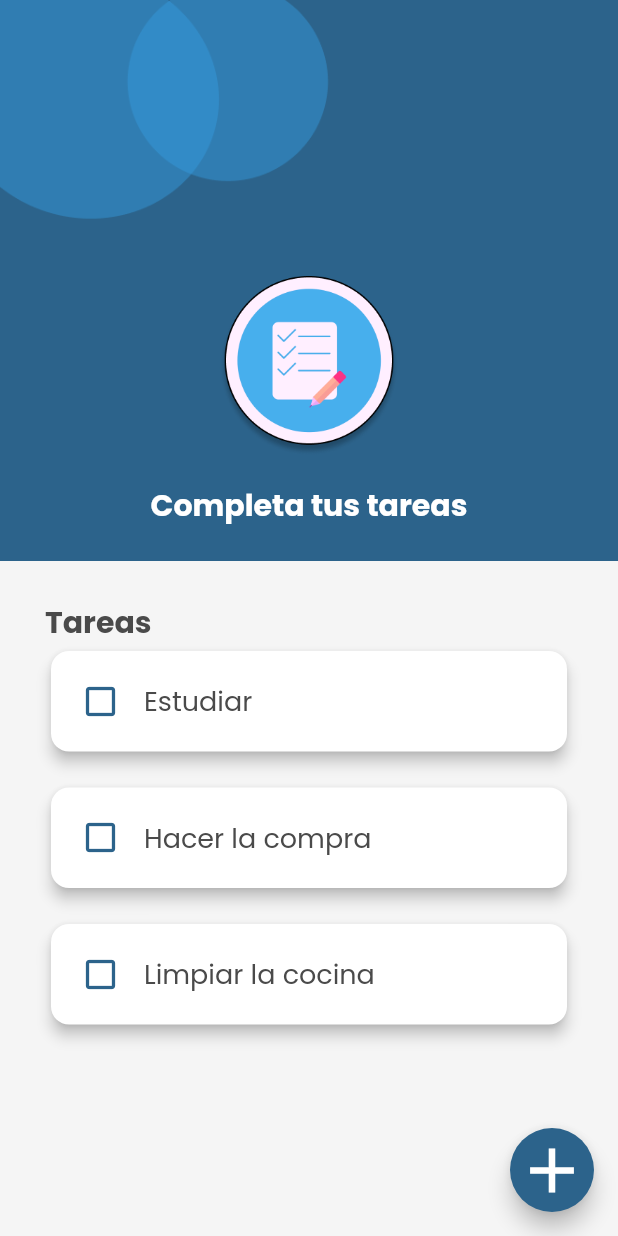
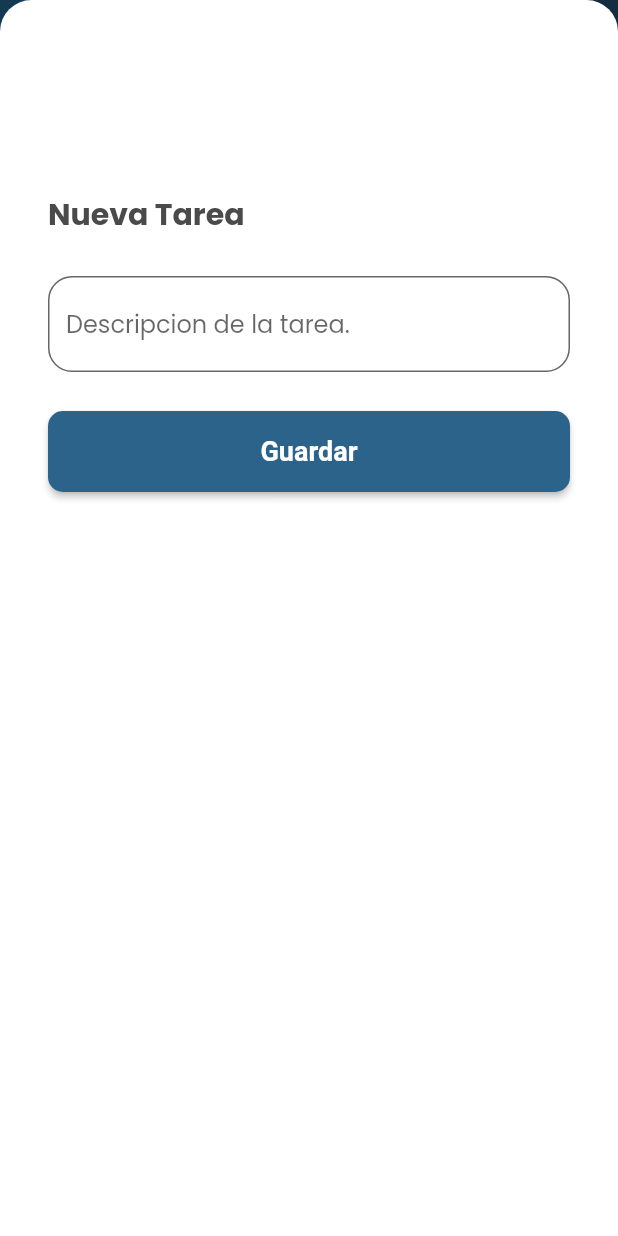
Before and after one commit to lucamc/ToDo-flutter, a Flutter app: the TaskListPage screen opened directly, after a tap on the "add" icon, on a phone screen of 412 x 824 dp. Run offline on Flutter 3.47's test engine with Material 2 defaults, Android fonts, the phone set to English and light mode, and no system bars.

Commit message:
Add modal in task list

```diff
--- a/lib/app/pages/taskList/task_list_page.dart
+++ b/lib/app/pages/taskList/task_list_page.dart
@@ -3,6 +3,7 @@ import 'package:to_do_list/app/model/task.dart';
 import 'package:to_do_list/app/pages/components/shape.dart';
 import 'package:to_do_list/app/pages/components/title-principal.dart';
 
+//Page Task List
 class TaskListPage extends StatefulWidget {
   const TaskListPage({Key? key}) : super(key: key);
 
@@ -11,18 +12,30 @@ class TaskListPage extends StatefulWidget {
 }
 
 class _TaskListPageState extends State<TaskListPage> {
+  final taskList = <Task>[];
+
   @override
   Widget build(BuildContext context) {
     return Scaffold(
       body: Column(
-        children: const [
-          _Header(),
-          Expanded(child: _TaskList()),
+        children: [
+          const _Header(),
+          Expanded(child: _TaskList(taskList, onTaskDoneChange: (task) {
+            task.done = !task.done;
+            setState(() {
+
+            });
+          },
+          )
+          ),
         ],
       ),
       floatingActionButton: FloatingActionButton(
-        backgroundColor: Theme.of(context).colorScheme.primary,
-        onPressed: () {},
+        backgroundColor: Theme
+            .of(context)
+            .colorScheme
+            .primary,
+        onPressed: () => _showNewTaskModal(context),
         child: const Icon(
           Icons.add,
           size: 50,
@@ -30,8 +43,84 @@ class _TaskListPageState extends State<TaskListPage> {
       ),
     );
   }
+
+  //Metodo para renderizar un modal
+  void _showNewTaskModal(BuildContext context) {
+    //Para mostrar una modal
+    showModalBottomSheet(
+      context: context,
+      isScrollControlled: true,
+      builder: (_) =>
+          _NewtaskModal(
+            onTaskCreated: (Task task) {
+              setState(() {
+                taskList.add(task);
+              });
+            },
+          ),
+    );
+  }
 }
 
+//Task Modal para agregar tareas
+class _NewtaskModal extends StatelessWidget {
+  _NewtaskModal({Key? key, required this.onTaskCreated}) : super(key: key);
+
+  final _controller = TextEditingController();
+  final void Function(Task task) onTaskCreated;
+
+  @override
+  Widget build(BuildContext context) {
+    return Container(
+      padding: EdgeInsets.symmetric(
+        horizontal: 32,
+        vertical: 128,
+      ),
+      decoration: BoxDecoration(
+          color: Colors.white,
+          borderRadius: BorderRadius.vertical(top: Radius.circular(21))),
+      child: Column(
+        crossAxisAlignment: CrossAxisAlignment.start,
+        children: [
+          TitlePricipal(text: 'Nueva Tarea'),
+          SizedBox(
+            height: 26,
+          ),
+          //Campo para añadir texto TextField()
+          SingleChildScrollView(
+            child: TextField(
+              controller: _controller,
+              decoration: InputDecoration(
+                  filled: true, //El fondo es un relleno.
+                  fillColor: Colors.white, //El relleno es de color blanco
+                  border: OutlineInputBorder(
+                    borderRadius: BorderRadius.circular(16),
+                  ),
+                  //Placeholder del input
+                  hintText: 'Descripcion de la tarea.'),
+            ),
+          ),
+          SizedBox(
+            height: 26,
+          ),
+          ElevatedButton(
+            onPressed: () {
+              if (_controller.text.isNotEmpty) {
+                final task = Task(_controller.text);
+                onTaskCreated(task);
+                Navigator.of(context).pop();
+              }
+              ;
+            },
+            child: Text('Guardar'),
+          )
+        ],
+      ),
+    );
+  }
+}
+
+//Header del TaskListPage
 class _Header extends StatelessWidget {
   const _Header({
     Key? key,
@@ -43,7 +132,10 @@ class _Header extends StatelessWidget {
       children: [
         Container(
           width: double.infinity,
-          color: Theme.of(context).colorScheme.primary,
+          color: Theme
+              .of(context)
+              .colorScheme
+              .primary,
           child: Column(
             children: [
               Row(
@@ -76,21 +168,15 @@ class _Header extends StatelessWidget {
   }
 }
 
-class _TaskList extends StatefulWidget {
-  const _TaskList({
+//Task List el cual tiene un ListView
+class _TaskList extends StatelessWidget {
+  const _TaskList(this.taskList, {
+    required this.onTaskDoneChange,
     Key? key,
   }) : super(key: key);
 
-  @override
-  State<_TaskList> createState() => _TaskListState();
-}
-
-class _TaskListState extends State<_TaskList> {
-  final taskList = <Task>[
-    Task('Estudiar'),
-    Task('Hacer la compra'),
-    Task('Limpiar la cocina'),
-  ];
+  final List<Task> taskList;
+  final void Function(Task task) onTaskDoneChange;
 
   @override
   Widget build(BuildContext context) {
@@ -103,16 +189,18 @@ class _TaskListState extends State<_TaskList> {
           Expanded(
             child: ListView.separated(
               itemCount: taskList.length,
-              separatorBuilder: (_, __) => const SizedBox(
+              separatorBuilder: (_, __) =>
+              const SizedBox(
                 height: 16,
               ),
-              itemBuilder: (_, index) => _TaskItem(
-                taskList[index],
-                onTap: () {
-                  taskList[index].done = !taskList[index].done;
-                  setState(() {});
-                },
-              ),
+              itemBuilder: (_, index) =>
+                  _TaskItem(
+                    taskList[index],
+                    //cambio de estado de cada item cuando se hace tap.
+                    onTap: () =>
+                        onTaskDoneChange(taskList[index]
+                        ),
+                  ),
             ),
           ),
         ],
@@ -121,6 +209,7 @@ class _TaskListState extends State<_TaskList> {
   }
 }
 
+//Task item, cards con chek_box y titulo de cada tarea.
 class _TaskItem extends StatelessWidget {
   const _TaskItem(this.task, {Key? key, this.onTap}) : super(key: key);
 
@@ -131,6 +220,7 @@ class _TaskItem extends StatelessWidget {
   Widget build(BuildContext context) {
     return GestureDetector(
       onTap: onTap,
+      //Card de cada tarea.
       child: Card(
         elevation: 4,
         shape: RoundedRectangleBorder(
@@ -141,12 +231,19 @@ class _TaskItem extends StatelessWidget {
           child: Row(
             children: [
               Icon(
-                task.done ? Icons.check_box_rounded : Icons.check_box_outline_blank,
-                color: Theme.of(context).colorScheme.primary, size: 26,
+                //Renderizar el tipo de icon cuando sea true o false
+                task.done
+                    ? Icons.check_box_rounded
+                    : Icons.check_box_outline_blank,
+                color: Theme
+                    .of(context)
+                    .colorScheme
+                    .primary, size: 26,
               ),
               const SizedBox(
                 width: 16,
               ),
+              //Titulo de cada Tareas.
               Text(
                 task.title,
                 style: TextStyle(fontSize: 18),
```
Also changed, not shown: lib/app/app.dart (+18 -2 lines).
